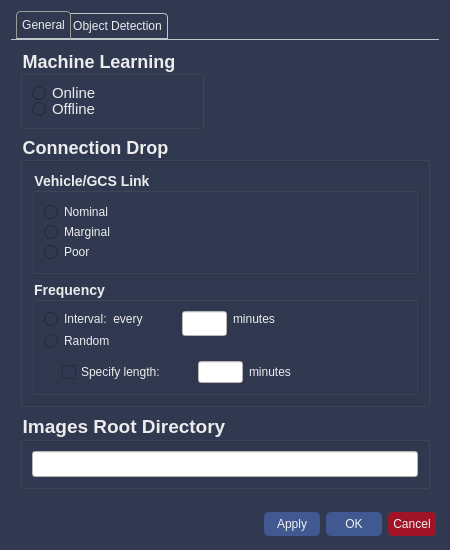
Before: the Qt Designer form src/rqt_gcs/resources/SettingsWidget.ui in CSUN-SERL/lcar-bot, drawn with Qt 5.
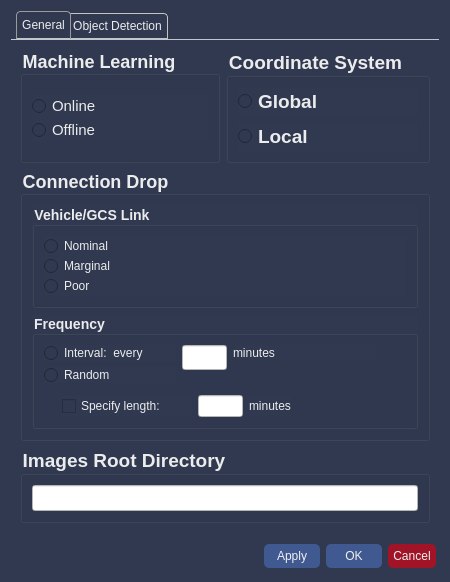
After: the same form once the commit is applied.

Patch:
```diff
--- a/src/rqt_gcs/resources/SettingsWidget.ui
+++ b/src/rqt_gcs/resources/SettingsWidget.ui
@@ -108,7 +108,7 @@
        <string>General</string>
       </attribute>
       <layout class="QGridLayout" name="gridLayout">
-       <item row="4" column="0">
+       <item row="6" column="0">
         <spacer name="verticalSpacer_2">
          <property name="orientation">
           <enum>Qt::Vertical</enum>
@@ -121,70 +121,7 @@
          </property>
         </spacer>
        </item>
-       <item row="0" column="0" alignment="Qt::AlignLeft|Qt::AlignTop">
-        <widget class="QGroupBox" name="ml_learningbox">
-         <property name="minimumSize">
-          <size>
-           <width>0</width>
-           <height>80</height>
-          </size>
-         </property>
-         <property name="font">
-          <font>
-           <pointsize>-1</pointsize>
-           <weight>75</weight>
-           <bold>true</bold>
-          </font>
-         </property>
-         <property name="styleSheet">
-          <string notr="true">QGroupBox
-{
-    font-size: 18px;
-    font-weight: bold;
-}</string>
-         </property>
-         <property name="title">
-          <string>Machine Learning</string>
-         </property>
-         <layout class="QGridLayout" name="gridLayout_5">
-          <item row="0" column="0">
-           <layout class="QVBoxLayout" name="verticalLayout_4">
-            <property name="spacing">
-             <number>0</number>
-            </property>
-            <item>
-             <widget class="QRadioButton" name="online_btn">
-              <property name="font">
-               <font>
-                <pointsize>11</pointsize>
-               </font>
-              </property>
-              <property name="styleSheet">
-               <string notr="true"/>
-              </property>
-              <property name="text">
-               <string>Online</string>
-              </property>
-             </widget>
-            </item>
-            <item>
-             <widget class="QRadioButton" name="offline_btn">
-              <property name="font">
-               <font>
-                <pointsize>11</pointsize>
-               </font>
-              </property>
-              <property name="text">
-               <string>Offline</string>
-              </property>
-             </widget>
-            </item>
-           </layout>
-          </item>
-         </layout>
-        </widget>
-       </item>
-       <item row="2" column="0">
+       <item row="4" column="0">
         <widget class="QGroupBox" name="group_images">
          <property name="font">
           <font>
@@ -214,7 +151,7 @@
          </layout>
         </widget>
        </item>
-       <item row="1" column="0">
+       <item row="3" column="0">
         <widget class="QGroupBox" name="connection_box">
          <property name="font">
           <font>
@@ -429,6 +366,107 @@
          </layout>
         </widget>
        </item>
+       <item row="0" column="0">
+        <layout class="QHBoxLayout" name="horizontalLayout_6">
+         <item>
+          <widget class="QGroupBox" name="ml_learningbox">
+           <property name="minimumSize">
+            <size>
+             <width>0</width>
+             <height>80</height>
+            </size>
+           </property>
+           <property name="font">
+            <font>
+             <pointsize>-1</pointsize>
+             <weight>75</weight>
+             <bold>true</bold>
+            </font>
+           </property>
+           <property name="styleSheet">
+            <string notr="true">QGroupBox
+{
+    font-size: 18px;
+    font-weight: bold;
+}</string>
+           </property>
+           <property name="title">
+            <string>Machine Learning</string>
+           </property>
+           <layout class="QGridLayout" name="gridLayout_5">
+            <item row="0" column="0">
+             <layout class="QVBoxLayout" name="verticalLayout_4">
+              <property name="spacing">
+               <number>0</number>
+              </property>
+              <item>
+               <widget class="QRadioButton" name="online_btn">
+                <property name="font">
+                 <font>
+                  <pointsize>11</pointsize>
+                 </font>
+                </property>
+                <property name="styleSheet">
+                 <string notr="true"/>
+                </property>
+                <property name="text">
+                 <string>Online</string>
+                </property>
+               </widget>
+              </item>
+              <item>
+               <widget class="QRadioButton" name="offline_btn">
+                <property name="font">
+                 <font>
+                  <pointsize>11</pointsize>
+                 </font>
+                </property>
+                <property name="text">
+                 <string>Offline</string>
+                </property>
+               </widget>
+              </item>
+             </layout>
+            </item>
+           </layout>
+          </widget>
+         </item>
+         <item>
+          <widget class="QGroupBox" name="coord_box">
+           <property name="font">
+            <font>
+             <pointsize>14</pointsize>
+             <weight>75</weight>
+             <bold>true</bold>
+            </font>
+           </property>
+           <property name="title">
+            <string>Coordinate System</string>
+           </property>
+           <layout class="QGridLayout" name="gridLayout_11">
+            <item row="0" column="0">
+             <layout class="QVBoxLayout" name="verticalLayout_5">
+              <item>
+               <widget class="QRadioButton" name="global_btn">
+                <property name="text">
+                 <string>Global</string>
+                </property>
+               </widget>
+              </item>
+              <item>
+               <widget class="QRadioButton" name="local_btn">
+                <property name="text">
+                 <string>Local</string>
+                </property>
+               </widget>
+              </item>
+             </layout>
+            </item>
+           </layout>
+          </widget>
+         </item>
+        </layout>
+       </item>
       </layout>
      </widget>
      <widget class="QWidget" name="obj_detect_tab">
```
